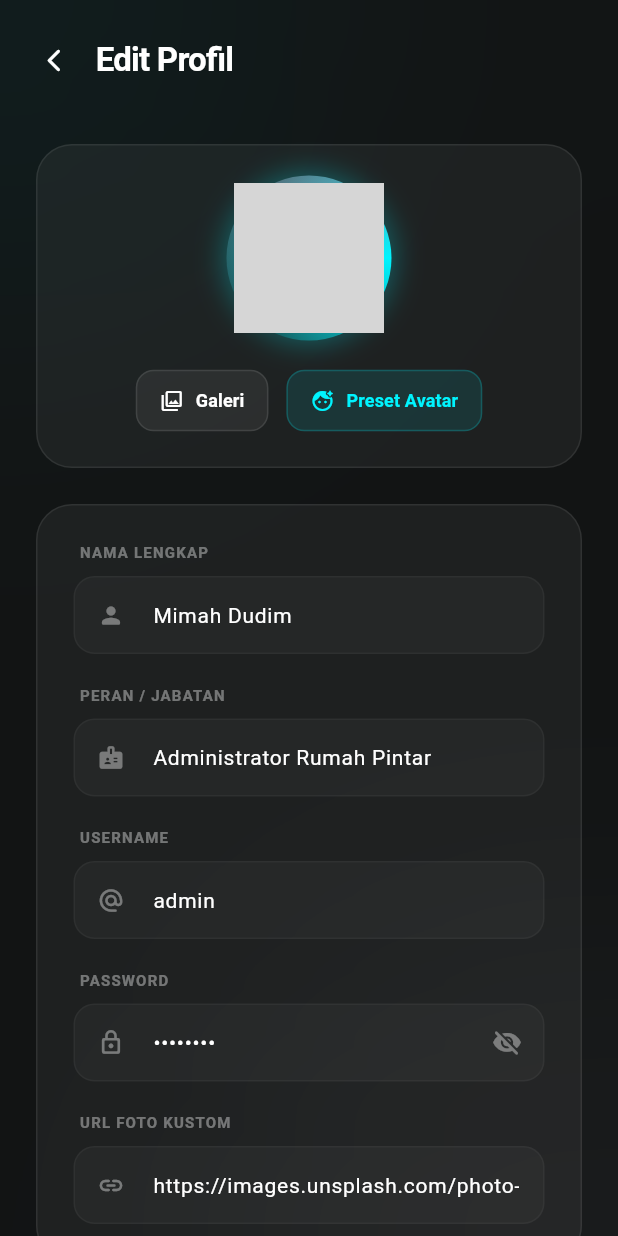
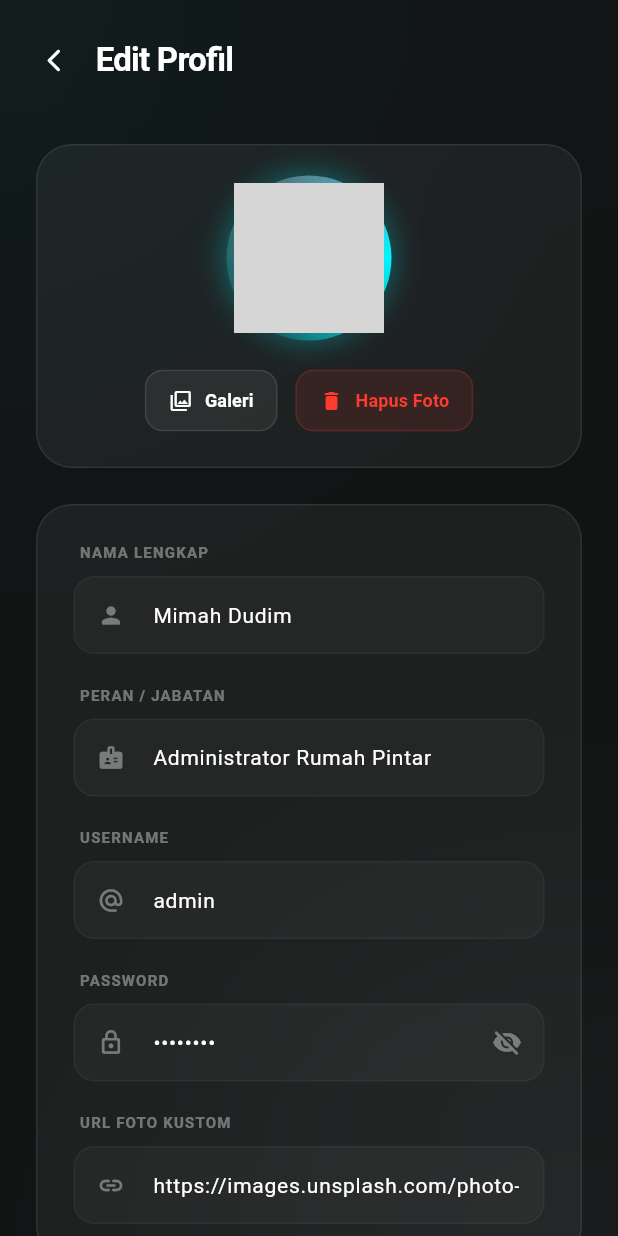
Before and after one commit to RafaEnricoo/otter_app, a Flutter app: the SettingsScreen screen opened directly, after a tap on the "edit" icon, on a phone screen of 412 x 824 dp. Run offline on Flutter 3.47's test engine with Material 3 defaults, Android fonts, the phone set to English and light mode, and no system bars; our stand-ins replace audioplayers, firebase_core, firebase_database, flutter_tts, speech_to_text, vibration; accounts and stored records are empty; network calls fail; Roboto replaces fonts that are missing (Sora); grey boxes are pictures that could not be loaded.

Commit message:
feat: fallback to initials when profile avatar is empty and remove preset options

```diff
--- a/lib/screens/edit_profile_screen.dart
+++ b/lib/screens/edit_profile_screen.dart
@@ -25,15 +25,7 @@ class _EditProfileScreenState extends State<EditProfileScreen> {
   bool _isUploading = false;
   late Color _activeAccent;
 
-  // Preset Avatars for quick selection
-  final List<String> _presetAvatars = [
-    'https://images.unsplash.com/photo-1534528741775-53994a69daeb?auto=format&fit=crop&w=200&q=80', // Default Women
-    'https://images.unsplash.com/photo-1507003211169-0a1dd7228f2d?auto=format&fit=crop&w=200&q=80', // Men Glass
-    'https://images.unsplash.com/photo-1573496359142-b8d87734a5a2?auto=format&fit=crop&w=200&q=80', // Tech Woman
-    'https://images.unsplash.com/photo-1500648767791-00dcc994a43e?auto=format&fit=crop&w=200&q=80', // Tech Man
-    'https://api.dicebear.com/7.x/bottts/png?seed=otter1&backgroundColor=1e2020', // Cyber Bot 1
-    'https://api.dicebear.com/7.x/bottts/png?seed=otter2&backgroundColor=1e2020', // Cyber Bot 2
-  ];
+
 
   // Gallery simulation photos
   final List<String> _simulatedGallery = [
@@ -258,11 +250,33 @@ class _EditProfileScreenState extends State<EditProfileScreen> {
                     ],
                   ),
                 ),
-                // Main circular avatar photo
-                CircleAvatar(
-                  radius: 50,
-                  backgroundColor: const Color(0xFF1E2020),
-                  backgroundImage: NetworkImage(_currentAvatarUrl),
+                // Main circular avatar photo or initials fallback
+                Container(
+                  width: 100,
+                  height: 100,
+                  decoration: BoxDecoration(
+                    shape: BoxShape.circle,
+                    color: const Color(0xFF1E2020),
+                    image: _currentAvatarUrl.isNotEmpty
+                        ? DecorationImage(
+                            image: NetworkImage(_currentAvatarUrl),
+                            fit: BoxFit.cover,
+                          )
+                        : null,
+                  ),
+                  child: _currentAvatarUrl.isEmpty
+                      ? Center(
+                          child: Text(
+                            _profile.initials,
+                            style: TextStyle(
+                              fontSize: 32,
+                              fontWeight: FontWeight.w800,
+                              color: _activeAccent,
+                              fontFamily: 'Sora',
+                            ),
+                          ),
+                        )
+                      : null,
                 ),
                 // Upload Overlay Spinner
                 if (_isUploading)
@@ -285,7 +299,7 @@ class _EditProfileScreenState extends State<EditProfileScreen> {
           ),
           const SizedBox(height: 16),
 
-          // Upload and Select buttons
+          // Upload and Delete buttons
           Row(
             mainAxisAlignment: MainAxisAlignment.center,
             children: [
@@ -305,23 +319,31 @@ class _EditProfileScreenState extends State<EditProfileScreen> {
                 label: const Text('Galeri', style: TextStyle(fontSize: 12, fontWeight: FontWeight.w600)),
                 onPressed: _isUploading ? null : _simulateUpload,
               ),
+              if (_currentAvatarUrl.isNotEmpty) ...[
                 const SizedBox(width: 12),
-              // Preset Avatar picker dialog trigger
+                // Remove photo button to fallback to initials
                 ElevatedButton.icon(
                   style: ElevatedButton.styleFrom(
-                  backgroundColor: _activeAccent.withValues(alpha: 0.1),
-                  foregroundColor: _activeAccent,
+                    backgroundColor: const Color(0xFFFF3B30).withValues(alpha: 0.1),
+                    foregroundColor: const Color(0xFFFF3B30),
                     elevation: 0,
                     padding: const EdgeInsets.symmetric(horizontal: 16, vertical: 12),
                     shape: RoundedRectangleBorder(
                       borderRadius: BorderRadius.circular(12),
-                    side: BorderSide(color: _activeAccent.withValues(alpha: 0.2)),
+                      side: BorderSide(color: const Color(0xFFFF3B30).withValues(alpha: 0.2)),
                     ),
                   ),
-                icon: const Icon(Icons.face_retouching_natural_rounded, size: 16),
-                label: const Text('Preset Avatar', style: TextStyle(fontSize: 12, fontWeight: FontWeight.w600)),
-                onPressed: () => _showPresetAvatarsSelector(),
+                  icon: const Icon(Icons.delete_rounded, size: 16),
+                  label: const Text('Hapus Foto', style: TextStyle(fontSize: 12, fontWeight: FontWeight.w600)),
+                  onPressed: () {
+                    HapticFeedback.mediumImpact();
+                    setState(() {
+                      _currentAvatarUrl = '';
+                      _avatarUrlController.text = '';
+                    });
+                  },
                 ),
+              ],
             ],
           ),
         ],
@@ -471,68 +493,5 @@ class _EditProfileScreenState extends State<EditProfileScreen> {
     );
   }
 
-  void _showPresetAvatarsSelector() {
-    showModalBottomSheet(
-      context: context,
-      backgroundColor: Colors.transparent,
-      builder: (context) {
-        return Container(
-          decoration: BoxDecoration(
-            color: const Color(0xFF1E2020),
-            borderRadius: const BorderRadius.vertical(top: Radius.circular(24)),
-            border: Border.all(color: Colors.white.withValues(alpha: 0.08)),
-          ),
-          padding: const EdgeInsets.fromLTRB(24, 20, 24, 32),
-          child: Column(
-            mainAxisSize: MainAxisSize.min,
-            crossAxisAlignment: CrossAxisAlignment.start,
-            children: [
-              const Text(
-                'Pilih Preset Avatar',
-                style: TextStyle(fontSize: 16, fontWeight: FontWeight.bold, color: Colors.white, fontFamily: 'Sora'),
-              ),
-              const SizedBox(height: 20),
-              SizedBox(
-                height: 90,
-                child: ListView.separated(
-                  scrollDirection: Axis.horizontal,
-                  itemCount: _presetAvatars.length,
-                  separatorBuilder: (context, index) => const SizedBox(width: 16),
-                  itemBuilder: (context, index) {
-                    final avatar = _presetAvatars[index];
-                    final isSelected = _currentAvatarUrl == avatar;
-                    return GestureDetector(
-                      onTap: () {
-                        HapticFeedback.lightImpact();
-                        setState(() {
-                          _currentAvatarUrl = avatar;
-                          _avatarUrlController.text = avatar;
-                        });
-                        Navigator.pop(context);
-                      },
-                      child: Container(
-                        width: 74,
-                        height: 74,
-                        decoration: BoxDecoration(
-                          shape: BoxShape.circle,
-                          border: Border.all(
-                            color: isSelected ? _activeAccent : Colors.transparent,
-                            width: 2.5,
-                          ),
-                        ),
-                        child: CircleAvatar(
-                          backgroundImage: NetworkImage(avatar),
-                          backgroundColor: Colors.white10,
-                        ),
-                      ),
-                    );
-                  },
-                ),
-              ),
-            ],
-          ),
-        );
-      },
-    );
+
 }
-}
--- a/lib/screens/settings_screen.dart
+++ b/lib/screens/settings_screen.dart
@@ -271,11 +271,26 @@ class _SettingsScreenState extends State<SettingsScreen> with TickerProviderStat
                             decoration: BoxDecoration(
                               shape: BoxShape.circle,
                               color: const Color(0xFF1E2020),
-                              image: DecorationImage(
-                                image: NetworkImage(avatar),
-                                fit: BoxFit.cover,
-                              ),
+                              image: avatar.isNotEmpty
+                                  ? DecorationImage(
+                                      image: NetworkImage(avatar),
+                                      fit: BoxFit.cover,
+                                    )
+                                  : null,
                             ),
+                            child: avatar.isEmpty
+                                ? Center(
+                                    child: Text(
+                                      profile.initials,
+                                      style: TextStyle(
+                                        fontSize: 18,
+                                        fontWeight: FontWeight.w800,
+                                        color: _activeAccent,
+                                        fontFamily: 'Sora',
+                                      ),
+                                    ),
+                                  )
+                                : null,
                           ),
                         ],
                       ),
--- a/lib/services/profile_service.dart
+++ b/lib/services/profile_service.dart
@@ -11,7 +11,7 @@ class ProfileService {
   final ValueNotifier<String> password = ValueNotifier<String>('admin123');
   final ValueNotifier<String> displayName = ValueNotifier<String>('Mimah Dudim');
   final ValueNotifier<String> role = ValueNotifier<String>('Administrator Rumah Pintar');
-  final ValueNotifier<String> avatarUrl = ValueNotifier<String>('https://images.unsplash.com/photo-1534528741775-53994a69daeb?auto=format&fit=crop&w=200&q=80');
+  final ValueNotifier<String> avatarUrl = ValueNotifier<String>('');
 
   ProfileService._internal() {
     // Check if profile exists, if not, seed it with default values
@@ -22,7 +22,7 @@ class ProfileService {
           'password': 'admin123',
           'display_name': 'Mimah Dudim',
           'role': 'Administrator Rumah Pintar',
-          'avatar_url': 'https://images.unsplash.com/photo-1534528741775-53994a69daeb?auto=format&fit=crop&w=200&q=80',
+          'avatar_url': '',
         });
       }
     }).catchError((err) {
@@ -38,7 +38,7 @@ class ProfileService {
         password.value = data['password']?.toString() ?? 'admin123';
         displayName.value = data['display_name']?.toString() ?? 'Mimah Dudim';
         role.value = data['role']?.toString() ?? 'Administrator Rumah Pintar';
-        avatarUrl.value = data['avatar_url']?.toString() ?? 'https://images.unsplash.com/photo-1534528741775-53994a69daeb?auto=format&fit=crop&w=200&q=80';
+        avatarUrl.value = data['avatar_url']?.toString() ?? '';
       }
     }, onError: (err) {
       debugPrint("Error listening to profile changes: $err");
```
Lines whose indentation alone changed are shown as unchanged.
